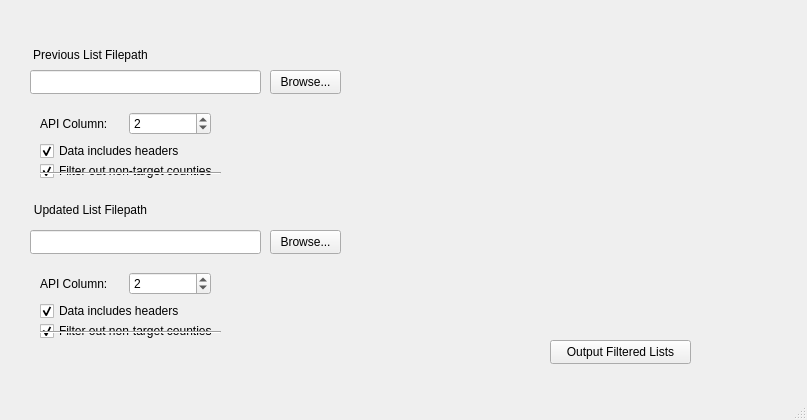
Above: mainwindow.ui from whackfather/el-huerfano before the change. Below: the same form after it.
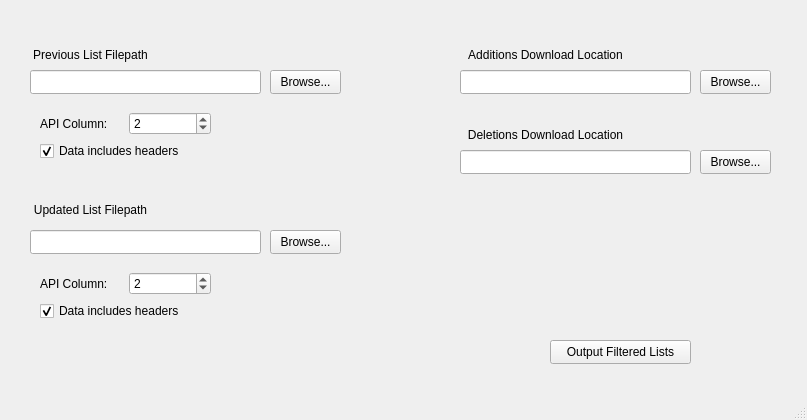
That is the form after the change.

```diff
--- a/mainwindow.ui
+++ b/mainwindow.ui
@@ -127,38 +127,6 @@
      <bool>true</bool>
     </property>
    </widget>
-   <widget class="QCheckBox" name="countyFilterPrev">
-    <property name="geometry">
-     <rect>
-      <x>40</x>
-      <y>160</y>
-      <width>191</width>
-      <height>22</height>
-     </rect>
-    </property>
-    <property name="text">
-     <string>Filter out non-target counties</string>
-    </property>
-    <property name="checked">
-     <bool>true</bool>
-    </property>
-   </widget>
-   <widget class="QCheckBox" name="countyFilterNew">
-    <property name="geometry">
-     <rect>
-      <x>40</x>
-      <y>320</y>
-      <width>191</width>
-      <height>22</height>
-     </rect>
-    </property>
-    <property name="text">
-     <string>Filter out non-target counties</string>
-    </property>
-    <property name="checked">
-     <bool>true</bool>
-    </property>
-   </widget>
    <widget class="QCheckBox" name="inclHeadersNew">
     <property name="geometry">
      <rect>
@@ -227,30 +195,88 @@
      </item>
     </layout>
    </widget>
-   <widget class="Line" name="line">
+   <widget class="QPushButton" name="browseAddLoc">
     <property name="geometry">
      <rect>
-      <x>40</x>
-      <y>165</y>
-      <width>181</width>
-      <height>16</height>
+      <x>700</x>
+      <y>70</y>
+      <width>71</width>
+      <height>24</height>
      </rect>
     </property>
-    <property name="orientation">
-     <enum>Qt::Orientation::Horizontal</enum>
+    <property name="text">
+     <string>Browse...</string>
     </property>
    </widget>
-   <widget class="Line" name="line_2">
+   <widget class="QLabel" name="label_4">
     <property name="geometry">
      <rect>
-      <x>40</x>
-      <y>322</y>
-      <width>181</width>
-      <height>20</height>
+      <x>460</x>
+      <y>40</y>
+      <width>171</width>
+      <height>29</height>
      </rect>
     </property>
-    <property name="orientation">
-     <enum>Qt::Orientation::Horizontal</enum>
+    <property name="text">
+     <string>Additions Download Location</string>
+    </property>
+    <property name="alignment">
+     <set>Qt::AlignmentFlag::AlignCenter</set>
+    </property>
+   </widget>
+   <widget class="QLineEdit" name="addDownloadLoc">
+    <property name="geometry">
+     <rect>
+      <x>460</x>
+      <y>70</y>
+      <width>231</width>
+      <height>24</height>
+     </rect>
+    </property>
+    <property name="text">
+     <string/>
+    </property>
+   </widget>
+   <widget class="QLabel" name="label_6">
+    <property name="geometry">
+     <rect>
+      <x>460</x>
+      <y>120</y>
+      <width>171</width>
+      <height>29</height>
+     </rect>
+    </property>
+    <property name="text">
+     <string>Deletions Download Location</string>
+    </property>
+    <property name="alignment">
+     <set>Qt::AlignmentFlag::AlignCenter</set>
+    </property>
+   </widget>
+   <widget class="QLineEdit" name="delDownloadLoc">
+    <property name="geometry">
+     <rect>
+      <x>460</x>
+      <y>150</y>
+      <width>231</width>
+      <height>24</height>
+     </rect>
+    </property>
+    <property name="text">
+     <string/>
+    </property>
+   </widget>
+   <widget class="QPushButton" name="browseDelLoc">
+    <property name="geometry">
+     <rect>
+      <x>700</x>
+      <y>150</y>
+      <width>71</width>
+      <height>24</height>
+     </rect>
+    </property>
+    <property name="text">
+     <string>Browse...</string>
     </property>
    </widget>
   </widget>
```
